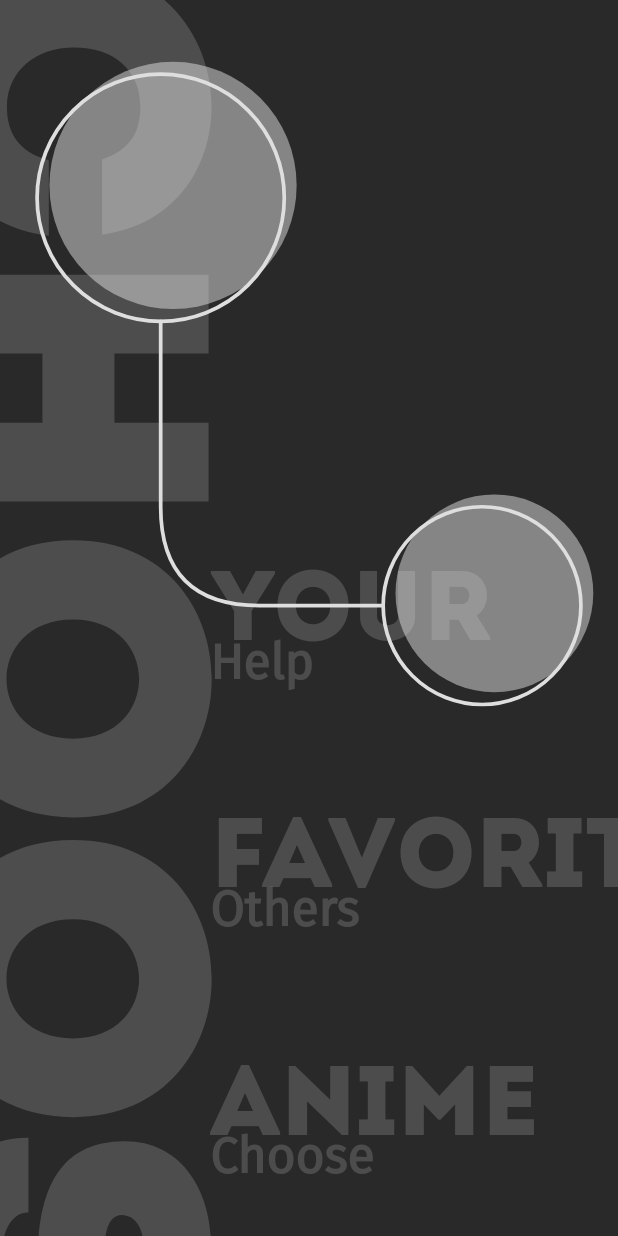
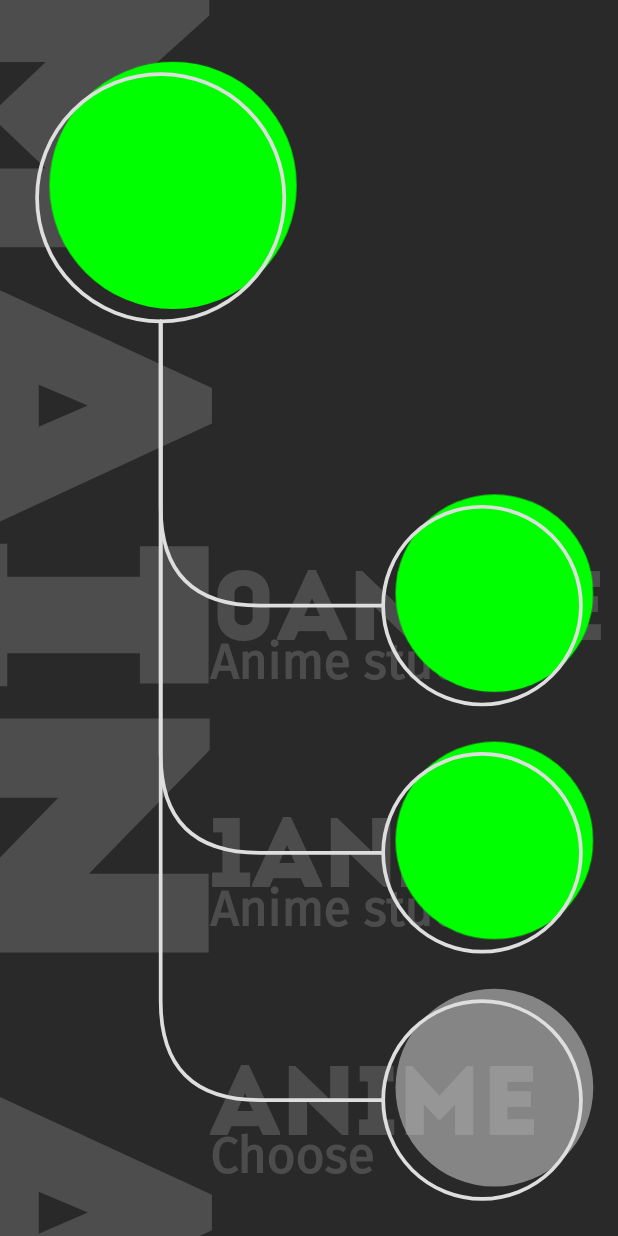
Before and after one commit to alexp0111/AniTree, an Android app: the screen it shows after launch (MainActivity), on a phone screen of 412 x 824 dp. Run offline under Robolectric (Android 15) with nearby library versions, the phone set to English and light mode, and no system bars.

Commit message:
Fixed builder architecture. Improved rendering process

```diff
--- a/app/src/main/java/com/ikbo0621/anitree/MainActivity.kt
+++ b/app/src/main/java/com/ikbo0621/anitree/MainActivity.kt
@@ -7,9 +7,12 @@ import android.view.Window
 import androidx.appcompat.app.AppCompatActivity
 import androidx.appcompat.app.AppCompatDelegate
 import com.ikbo0621.anitree.tree.TreeView
+import com.ikbo0621.anitree.tree.builders.TreeBuilder
 import com.ikbo0621.anitree.tree.builders.TreeEditor
+import com.ikbo0621.anitree.tree.builders.TreeViewer
 import com.ikbo0621.anitree.tree.elements.Icon
 import com.ikbo0621.anitree.tree.elements.Rectangle
+import com.ikbo0621.anitree.tree.structures.TreeData
 import java.lang.ref.WeakReference
 
 
@@ -30,7 +33,12 @@ class MainActivity : AppCompatActivity() {
         formBitmaps()
 
         // Work with tree
-        val treeEditor = TreeEditor(treeView, WeakReference(this))
+        // Test editor
+        val tree = TreeData("Main anime", getRandomBitmap(), IntArray(0))
+        tree.addSubElement("0Anime", getRandomBitmap(), intArrayOf(0))
+        tree.addSubElement("1Anime", getRandomBitmap(), intArrayOf(1))
+
+        val treeEditor = TreeEditor(treeView, WeakReference(this), tree)
         treeEditor.invalidate()
 
         treeView.setOnClickListener {
@@ -58,8 +66,32 @@ class MainActivity : AppCompatActivity() {
                 (it to treeView).second.selectedElement ?: return@setOnLongClickListener false
             treeEditor.deleteElement(selectedElement.index)
 
+            treeEditor.invalidate()
             return@setOnLongClickListener true
         }
+
+        /*
+        // Test viewer
+        val tree = TreeData("Main anime", getRandomBitmap(), IntArray(0))
+        tree.addSubElement("0Anime", getRandomBitmap(), intArrayOf(0))
+        tree.addSubElement("1Anime", getRandomBitmap(), intArrayOf(1))
+        tree.addSubElement("2Anime", getRandomBitmap(), intArrayOf(2))
+        tree.addSubElement("3Anime", getRandomBitmap(), intArrayOf(3))
+
+        val treeEditor = TreeViewer(treeView, WeakReference(this), tree)
+        treeEditor.invalidate()
+         */
+
+        /*
+        // Test builder
+        val treeBuilder = TreeBuilder(treeView, WeakReference(this))
+        treeBuilder.addMainElement(getRandomBitmap(), IntArray(0))
+        treeBuilder.addSubElement(getRandomBitmap(), intArrayOf(0))
+        treeBuilder.addSubElement(getRandomBitmap(), intArrayOf(1))
+        treeBuilder.addSubElement(getRandomBitmap(), intArrayOf(2))
+        treeBuilder.addSubElement(getRandomBitmap(), intArrayOf(3))
+        treeBuilder.invalidate()
+         */
     }
 
     private fun formBitmaps() {
--- a/app/src/main/java/com/ikbo0621/anitree/tree/builders/TreeBuilder.kt
+++ b/app/src/main/java/com/ikbo0621/anitree/tree/builders/TreeBuilder.kt
@@ -2,13 +2,10 @@ package com.ikbo0621.anitree.tree.builders
 
 import android.content.Context
 import android.graphics.Bitmap
-import android.graphics.Paint
-import com.ikbo0621.anitree.R
 import com.ikbo0621.anitree.tree.TreeView
 import com.ikbo0621.anitree.tree.elements.*
 import com.ikbo0621.anitree.tree.positioning.RValue.Type
 import com.ikbo0621.anitree.tree.positioning.RPosition
-import com.ikbo0621.anitree.tree.positioning.RRect
 import com.ikbo0621.anitree.tree.positioning.RValue
 import java.lang.ref.WeakReference
 
@@ -16,16 +13,13 @@ open class TreeBuilder(
     protected val treeView: TreeView,
     protected val contextRef: WeakReference<Context>
 ) {
-    protected var otherElements = ArrayList<TreeElement>()
-
     protected var mainIcon: Circle? = null
     protected val mainIconPos = RPosition().apply {
         add(RValue(0.14f, Type.Y), RValue(0.15f, Type.Y))
     }
     protected val mainIconRadius = RValue(0.1f, Type.Y)
-    private val mainFramePos = RPosition(RValue(0.13f, Type.Y), RValue(0.16f, Type.Y))
 
-    protected var subIcons = ArrayList<Circle>()
+    protected var subIcons = ArrayList<Circle>(3)
     protected val subIconsPositions = ArrayList<RPosition>(3).apply{
         add(
             RPosition(
@@ -38,17 +32,6 @@ open class TreeBuilder(
         add(RPosition(last()).apply { add(RValue(), RValue(0.2f, Type.Y)) })
     }
     protected val subIconRadius = RValue(0.08f, Type.Y)
-    private val subFramePositions = ArrayList<RPosition>(3).apply{
-        add(
-            RPosition(
-                RValue(1.0f, Type.X), RValue(0.6f, Type.Y)
-            ).apply {
-                add(RValue(-0.11f, Type.Y), RValue(-0.11f, Type.Y))
-            }
-        )
-        add(RPosition(last()).apply { add(RValue(), RValue(0.2f, Type.Y)) })
-        add(RPosition(last()).apply { add(RValue(), RValue(0.2f, Type.Y)) })
-    }
 
     fun addMainElement(bitmap: Bitmap, index: IntArray) {
         mainIcon = Icon(
@@ -58,6 +41,7 @@ open class TreeBuilder(
         )
         mainIcon!!.index = index
     }
+
     fun addSubElement(bitmap: Bitmap, index: IntArray) {
         if (mainIcon == null)
             return
@@ -71,81 +55,19 @@ open class TreeBuilder(
         subIcons.last().index = index
     }
 
-    fun invalidate() {
+    protected open fun update() {
         if (mainIcon == null)
             return
 
-        val context = contextRef.get() ?: return
-        val elementsColor = context.resources.getColor(R.color.elements_color, null)
-        treeView.clearElements()
-
-        for (i in otherElements)
-            treeView.addElement(i)
-
         for (i in 0 until subIcons.size) {
-            treeView.addElement(
-                createCurveToSubIcon(mainFramePos, subFramePositions[i], elementsColor)
-            )
             treeView.addElement(subIcons[i])
         }
         treeView.addElement(mainIcon!!)
-        addBackField()
-        addDesign(elementsColor)
+    }
+
+    fun invalidate() {
+        treeView.clearElements()
+        update()
         treeView.invalidate()
     }
-
-    private fun addBackField() {
-        val rect = RRect(
-            RPosition(RValue(0f, Type.X), RValue(0f, Type.Y)),
-            RPosition(RValue(0.2f, Type.SmallSide), RValue(1f, Type.Y))
-        )
-        treeView.addElement(Rectangle(RPosition(RValue(), RValue()), rect).apply {
-            index = intArrayOf(0)
-        })
-    }
-
-    private fun addCircle(position: RPosition, radius: RValue, color: Int) {
-        treeView.addElement(
-                Circle(position, radius, color, Paint.Style.STROKE, RValue(0.003f, Type.Y)
-            )
-        )
-    }
-
-    private fun addDesign(color: Int) {
-        addCircle(mainFramePos, mainIconRadius, color)
-
-        for (i in 0 until subIcons.size) {
-            addCircle(subFramePositions[i], subIconRadius, color)
-        }
-    }
-
-    private fun createCurveToSubIcon(mainPos: RPosition, subPos: RPosition, color: Int) : Curve {
-        val startPos = RPosition(mainFramePos).apply {
-            add(RValue(), RValue(mainIconRadius.getRelative(), mainIconRadius.getType()))
-        }
-        val cornerPos = RPosition(
-            mainPos.getRelativeX(), subPos.getRelativeY()
-        )
-        val endPos = RPosition(subPos).apply {
-            add(RValue(-subIconRadius.getRelative(), subIconRadius.getType()), RValue())
-        }
-        val upperAnchorPoint = RPosition(cornerPos)
-        upperAnchorPoint.add(
-            RValue(), RValue(-subIconRadius.getRelative(), subIconRadius.getType())
-        )
-        val downAnchorPoint = RPosition(cornerPos)
-        downAnchorPoint.add(RValue(subIconRadius.getRelative(), subIconRadius.getType()), RValue())
-
-        return Curve(
-            arrayOf(
-                Line.LinePoint(startPos, false),
-                Line.LinePoint(upperAnchorPoint, false),
-                Line.LinePoint(cornerPos, true),
-                Line.LinePoint(downAnchorPoint, false),
-                Line.LinePoint(endPos, false)
-            ),
-            RValue(0.003f, Type.Y),
-            color
-        )
-    }
 }
--- a/app/src/main/java/com/ikbo0621/anitree/tree/builders/TreeEditor.kt
+++ b/app/src/main/java/com/ikbo0621/anitree/tree/builders/TreeEditor.kt
@@ -2,19 +2,33 @@ package com.ikbo0621.anitree.tree.builders
 
 import android.content.Context
 import android.graphics.Bitmap
+import com.ikbo0621.anitree.R
 import com.ikbo0621.anitree.tree.TreeView
-import com.ikbo0621.anitree.tree.elements.Icon
+import com.ikbo0621.anitree.tree.elements.Circle
+import com.ikbo0621.anitree.tree.elements.Rectangle
+import com.ikbo0621.anitree.tree.positioning.RPosition
+import com.ikbo0621.anitree.tree.positioning.RRect
+import com.ikbo0621.anitree.tree.positioning.RValue
+import com.ikbo0621.anitree.tree.positioning.RValue.Type
 import com.ikbo0621.anitree.tree.structures.TreeData
 import java.lang.ref.WeakReference
 
 class TreeEditor(
     treeView: TreeView,
     contextRef: WeakReference<Context>,
-) : TreeViewer(treeView, contextRef) {
-    override fun toAnotherLayer(index: IntArray) {
-        super.toAnotherLayer(index)
+    treeData: TreeData? = null,
+) : TreeViewer(treeView, contextRef, treeData) {
+    override fun update() {
+        super.update()
         addScheme()
+        addBackField()
     }
+
+    override fun updateLayer() {
+        addScheme()
+        super.updateLayer()
+    }
+
     fun addMainElement(name: String, bitmap: Bitmap) {
         if (treeData == null) {
             treeData = TreeData(name, bitmap, IntArray(0))
@@ -22,7 +36,6 @@ class TreeEditor(
         }
 
         super.addMainElement(bitmap, currentElement!!.index)
-        addMainText()
     }
 
     fun addSubElement(name: String, bitmap: Bitmap) {
@@ -30,12 +43,8 @@ class TreeEditor(
             return
 
         val index = getIndex(currentElement!!)
-        if (subIcons.isNotEmpty() && subIcons.last() !is Icon) // If sub element is empty
-            subIcons.removeAt(subIcons.lastIndex)
-
         currentElement!!.addSubElement(name, bitmap, index)
         super.addSubElement(bitmap, index)
-        addScheme() // Add next empty icon
     }
 
     fun deleteElement(index: IntArray?) {
@@ -55,14 +64,49 @@ class TreeEditor(
         }
 
         updateLayer()
-        addScheme()
-        invalidate()
     }
 
     fun getTree() : TreeData? {
         return treeData
     }
 
+    private fun addScheme() {
+        val context = contextRef.get() ?: return
+        val schemeColor = context.resources.getColor(R.color.scheme_color, null)
+        val elementsColor = context.resources.getColor(R.color.elements_color, null)
+
+        if (mainIcon == null) {
+            treeView.addElement(
+                Circle(mainIconPos, mainIconRadius, schemeColor).apply {
+                    index = intArrayOf(0)
+                }
+            )
+            addMainFrame(elementsColor)
+        }
+
+        val schemeIndex = subIcons.size
+        if (schemeIndex >= 3)
+            return
+
+        treeView.addElement(Circle(subIconsPositions[schemeIndex], subIconRadius, schemeColor))
+
+        treeView.addElement(
+            createCurveToSubIcon(mainFramePos, subFramePositions[schemeIndex], elementsColor)
+        )
+        addSubFrame(schemeIndex, elementsColor)
+    }
+
+    private fun addBackField() {
+        val rect = RRect(
+            RPosition(RValue(0f, Type.X), RValue(0f, Type.Y)),
+            RPosition(RValue(0.2f, Type.SmallSide), RValue(1f, Type.Y))
+        )
+        treeView.addElement(Rectangle(RPosition(RValue(), RValue()), rect).apply {
+            index = intArrayOf(0)
+        })
+    }
+
+    // Returns the index of the new element
     private fun getIndex(parent: TreeData) : IntArray {
         val subIndex = parent.tree?.size ?: 0
 
@@ -75,12 +119,13 @@ class TreeEditor(
         return result
     }
 
-    private fun getIndex(parent: TreeData, additional: Int) : IntArray {
+    // Returns the index of the element at the given position
+    private fun getIndex(parent: TreeData, position: Int) : IntArray {
         val result = IntArray(parent.index.size + 1)
 
         for (i in parent.index.indices)
             result[i] = parent.index[i]
-        result[result.lastIndex] = additional
+        result[result.lastIndex] = position
 
         return result
     }
--- a/app/src/main/java/com/ikbo0621/anitree/tree/builders/TreeViewer.kt
+++ b/app/src/main/java/com/ikbo0621/anitree/tree/builders/TreeViewer.kt
@@ -1,14 +1,12 @@
 package com.ikbo0621.anitree.tree.builders
 
 import android.content.Context
+import android.graphics.Paint
 import android.graphics.Typeface
 import androidx.core.content.res.ResourcesCompat
 import com.ikbo0621.anitree.R
 import com.ikbo0621.anitree.tree.TreeView
-import com.ikbo0621.anitree.tree.elements.Circle
-import com.ikbo0621.anitree.tree.elements.Icon
-import com.ikbo0621.anitree.tree.elements.Text
-import com.ikbo0621.anitree.tree.elements.TreeElement
+import com.ikbo0621.anitree.tree.elements.*
 import com.ikbo0621.anitree.tree.positioning.RPosition
 import com.ikbo0621.anitree.tree.positioning.RValue
 import com.ikbo0621.anitree.tree.positioning.RValue.Type
@@ -18,7 +16,7 @@ import java.lang.ref.WeakReference
 open class TreeViewer(
     treeView: TreeView,
     contextRef: WeakReference<Context>,
-    protected var treeData: TreeData? = null,
+    protected var treeData: TreeData? = null
 ) : TreeBuilder(treeView, contextRef) {
     protected var currentElement = treeData
 
@@ -26,6 +24,7 @@ open class TreeViewer(
         RValue(-0.05F,  Type.Y), RValue(-0.04F,  Type.Y)
     )
     private val mainTextSize = RValue(0.3F, Type.Y)
+    protected val mainFramePos = RPosition(RValue(0.13f, Type.Y), RValue(0.16f, Type.Y))
 
     private val subTextPositions = ArrayList<RPosition>(3).apply{
         add(RPosition(RValue(0.17f, Type.Y), RValue(0.518f, Type.Y)))
@@ -34,6 +33,17 @@ open class TreeViewer(
     }
     private val subTextSize = RValue(0.08F, Type.Y)
     private val subTextStrings = arrayOf("YOUR", "FAVORITE", "ANIME")
+    protected val subFramePositions = ArrayList<RPosition>(3).apply{
+        add(
+            RPosition(
+                RValue(1.0f, Type.X), RValue(0.6f, Type.Y)
+            ).apply {
+                add(RValue(-0.11f, Type.Y), RValue(-0.11f, Type.Y))
+            }
+        )
+        add(RPosition(last()).apply { add(RValue(), RValue(0.2f, Type.Y)) })
+        add(RPosition(last()).apply { add(RValue(), RValue(0.2f, Type.Y)) })
+    }
 
     private val additionalTextPositions = ArrayList<RPosition>(3).apply{
         add(RPosition(RValue(0.17f, Type.Y), RValue(0.549f, Type.Y)))
@@ -44,10 +54,16 @@ open class TreeViewer(
     private val additionalTextStrings = arrayOf("Help", "Others", "Choose")
 
     init {
-        if (treeData == null)
-            addScheme()
-        else
+        if (treeData != null)
             this.toAnotherLayer(intArrayOf())
+    }
+
+    override fun update() {
+        val context = contextRef.get() ?: return
+        addText(context)
+        super.update()
+        addFrames(context)
+        addCurves(context)
     }
 
     fun toPreviousLayer() {
@@ -65,7 +81,7 @@ open class TreeViewer(
         toAnotherLayer(nextIndex)
     }
 
-    protected open fun toAnotherLayer(index: IntArray) {
+    private fun toAnotherLayer(index: IntArray) {
         var resultLayer = treeData
         for (i in index) {
             resultLayer = resultLayer!!.tree?.getOrNull(i) ?: return
@@ -75,13 +91,11 @@ open class TreeViewer(
         updateLayer()
     }
 
-    protected fun updateLayer() {
+    protected open fun updateLayer() {
         val layer = currentElement ?: return
 
-        treeView.clearElements()
+        addMainElement(layer.bitmap, layer.index)
         subIcons.clear()
-
-        addMainElement(layer.bitmap, layer.index)
         if (layer.tree != null) {
             for (i in layer.tree!!)
                 addSubElement(i.bitmap, i.index)
@@ -92,26 +106,10 @@ open class TreeViewer(
         return currentElement?.index
     }
 
-    protected fun addScheme() {
-        val context = contextRef.get() ?: return
-        val schemeColor = context.resources.getColor(R.color.scheme_color, null)
-
-        if (mainIcon == null) {
-            mainIcon = Circle(mainIconPos, mainIconRadius, schemeColor)
-            mainIcon!!.index = intArrayOf(0)
-        }
-        addText()
-
-        if (subIcons.size >= 3)
-            return
-
-        subIcons.add(Circle(subIconsPositions[subIcons.size], subIconRadius, schemeColor))
-    }
-
     private fun addMainText(context: Context, text: String, color: Int) {
         val font = Typeface.create(ResourcesCompat.getFont(context, R.font.intro), Typeface.BOLD)
 
-        otherElements.add(
+        treeView.addElement(
             Text(
                 mainTextPosition,
                 text,
@@ -126,7 +124,7 @@ open class TreeViewer(
     private fun addSubText(context: Context, text: String, color: Int, index: Int) {
         val font = ResourcesCompat.getFont(context, R.font.intro)
 
-        otherElements.add(
+        treeView.addElement(
             Text(subTextPositions[index], text, color, font, subTextSize)
         )
     }
@@ -136,30 +134,12 @@ open class TreeViewer(
             ResourcesCompat.getFont(context, R.font.fira_sans), Typeface.BOLD
         )
 
-        otherElements.add(
+        treeView.addElement(
             Text(additionalTextPositions[index], text, color, font, additionalTextSize)
         )
     }
 
-    private fun getMainText(context: Context, text: String, color: Int) : Text {
-        val font = Typeface.create(ResourcesCompat.getFont(context, R.font.intro), Typeface.BOLD)
-
-        return Text(mainTextPosition, text, color, font, mainTextSize, 90f)
-    }
-    protected fun addMainText() {
-        val context = contextRef.get() ?: return
-        val textColor = context.resources.getColor(R.color.text_color, null)
-
-        if (currentElement == null)
-            otherElements[0] = getMainText(context, "CHOOSE", textColor)
-            //addMainText(context, "CHOOSE", textColor)
-        else
-            otherElements[0] = getMainText(context, currentElement!!.name, textColor)
-            //addMainText(context, currentElement!!.name, textColor)
-    }
-    private fun addText() {
-        otherElements.clear()
-        val context = contextRef.get() ?: return
+    private fun addText(context: Context) {
         val textColor = context.resources.getColor(R.color.text_color, null)
 
         if (currentElement == null)
@@ -178,4 +158,80 @@ open class TreeViewer(
             addAdditionalText(context, additionalTextStrings[i], textColor, i)
         }
     }
+
+    protected fun addMainFrame(color: Int) {
+        treeView.addElement(
+            Circle(
+                mainFramePos,
+                mainIconRadius,
+                color,
+                Paint.Style.STROKE, RValue(0.003f, Type.Y)
+            )
+        )
+    }
+
+    protected fun addSubFrame(index: Int, color: Int) {
+        treeView.addElement(
+            Circle(
+                subFramePositions[index],
+                subIconRadius,
+                color,
+                Paint.Style.STROKE,
+                RValue(0.003f, Type.Y)
+            )
+        )
+    }
+
+    private fun addFrames(context: Context) {
+        if (mainIcon == null)
+            return
+
+        val color = context.resources.getColor(R.color.elements_color, null)
+
+        addMainFrame(color)
+
+        for (i in 0 until subIcons.size) {
+            addSubFrame(i, color)
+        }
+    }
+
+    private fun addCurves(context: Context) {
+        val color = context.resources.getColor(R.color.elements_color, null)
+
+        for (i in 0 until subIcons.size) {
+            treeView.addElement(
+                createCurveToSubIcon(mainFramePos, subFramePositions[i], color)
+            )
+        }
+    }
+
+    protected fun createCurveToSubIcon(mainPos: RPosition, subPos: RPosition, color: Int) : Curve {
+        val startPos = RPosition(mainFramePos).apply {
+            add(RValue(), RValue(mainIconRadius.getRelative(), mainIconRadius.getType()))
+        }
+        val cornerPos = RPosition(
+            mainPos.getRelativeX(), subPos.getRelativeY()
+        )
+        val endPos = RPosition(subPos).apply {
+            add(RValue(-subIconRadius.getRelative(), subIconRadius.getType()), RValue())
+        }
+        val upperAnchorPoint = RPosition(cornerPos)
+        upperAnchorPoint.add(
+            RValue(), RValue(-subIconRadius.getRelative(), subIconRadius.getType())
+        )
+        val downAnchorPoint = RPosition(cornerPos)
+        downAnchorPoint.add(RValue(subIconRadius.getRelative(), subIconRadius.getType()), RValue())
+
+        return Curve(
+            arrayOf(
+                Line.LinePoint(startPos, false),
+                Line.LinePoint(upperAnchorPoint, false),
+                Line.LinePoint(cornerPos, true),
+                Line.LinePoint(downAnchorPoint, false),
+                Line.LinePoint(endPos, false)
+            ),
+            RValue(0.003f, Type.Y),
+            color
+        )
+    }
 }
```
